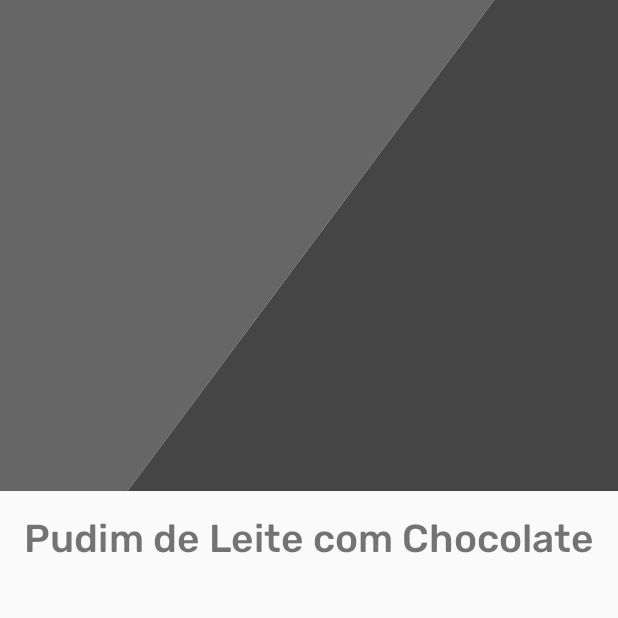
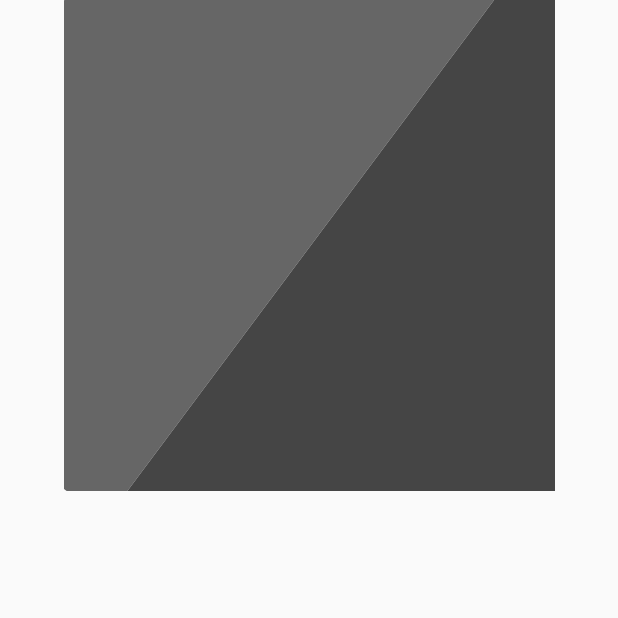
Before and after one commit to danihmello06/recipes, an Android app: the RecipeFragment screen opened through its navigation route, on a phone screen of 412 x 824 dp, the top half of it. Run offline under Robolectric (Android 15) with nearby library versions, the phone set to English and light mode, and no system bars; our stand-ins replace Dagger/Hilt's generated code, navigation-ui; network calls fail; 1 statement that could not run was skipped.

Commit message:
adjusting layout

```diff
--- a/app/src/main/res/layout/fragment_recipe.xml
+++ b/app/src/main/res/layout/fragment_recipe.xml
@@ -8,23 +8,22 @@
 
     <ImageView
         android:id="@+id/recipeImage"
-        android:layout_width="match_parent"
+        android:layout_width="wrap_content"
         android:layout_height="wrap_content"
-        android:scaleType="centerCrop"
+        android:scaleType="center"
         android:src="@drawable/image_placeholder"
         app:layout_constraintEnd_toEndOf="parent"
         app:layout_constraintStart_toStartOf="parent"
-        app:layout_constraintTop_toTopOf="parent"
-        app:layout_constraintTop_toBottomOf="@id/stepsRecycler"/>
+        app:layout_constraintTop_toTopOf="parent"/>
 
     <TextView
         android:id="@+id/recipeTitle"
-        android:layout_width="wrap_content"
+        android:layout_width="match_parent"
         android:layout_height="wrap_content"
         android:fontFamily="@font/rubik_medium"
-        android:layout_marginTop="16dp"
-        android:text="Pudim de Leite com Chocolate"
-        android:textSize="26dp"
+        android:layout_marginTop="12dp"
+        android:layout_marginStart="12dp"
+        android:textSize="24dp"
         app:layout_constraintTop_toBottomOf="@id/recipeImage"
         app:layout_constraintStart_toStartOf="parent"
         app:layout_constraintEnd_toEndOf="parent"/>
@@ -34,9 +33,11 @@
         android:layout_width="match_parent"
         android:layout_height="wrap_content"
         app:layoutManager="androidx.recyclerview.widget.LinearLayoutManager"
+        android:layout_marginBottom="12dp"
+        android:layout_marginStart="12dp"
         app:layout_constraintTop_toBottomOf="@id/recipeTitle"
         app:layout_constraintEnd_toEndOf="parent"
-        app:layout_constraintStart_toStartOf="parent"
+        app:layout_constraintStart_toStartOf="@id/recipeTitle"
         tools:listitem="@layout/step_item" />
 
 
```
